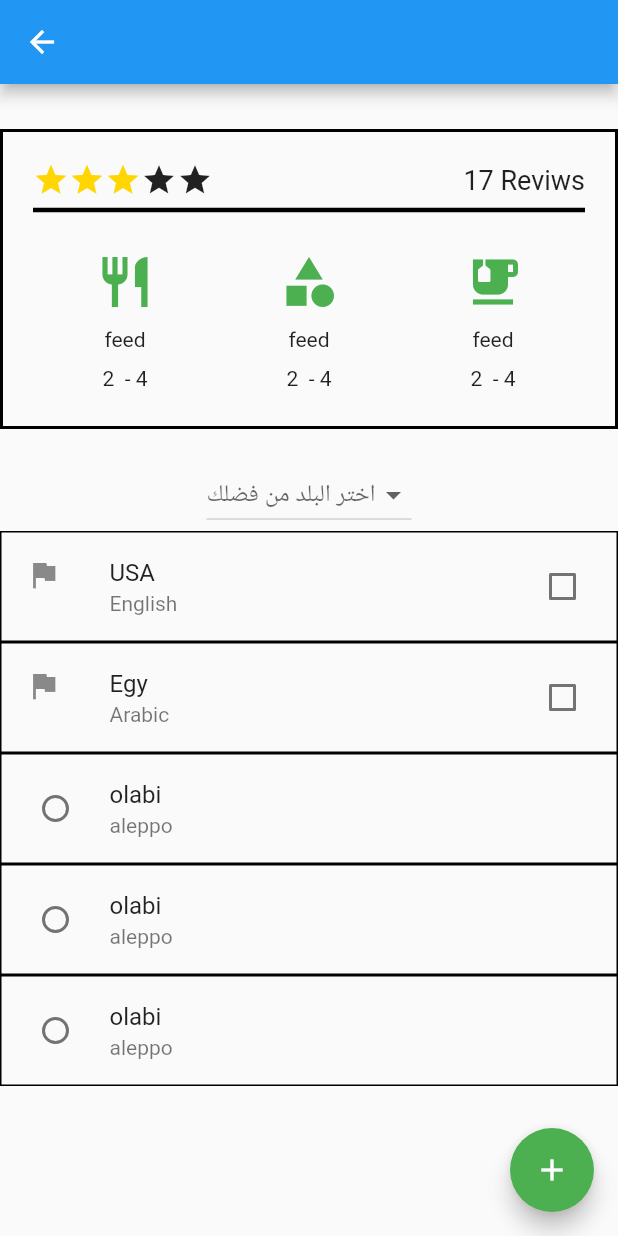
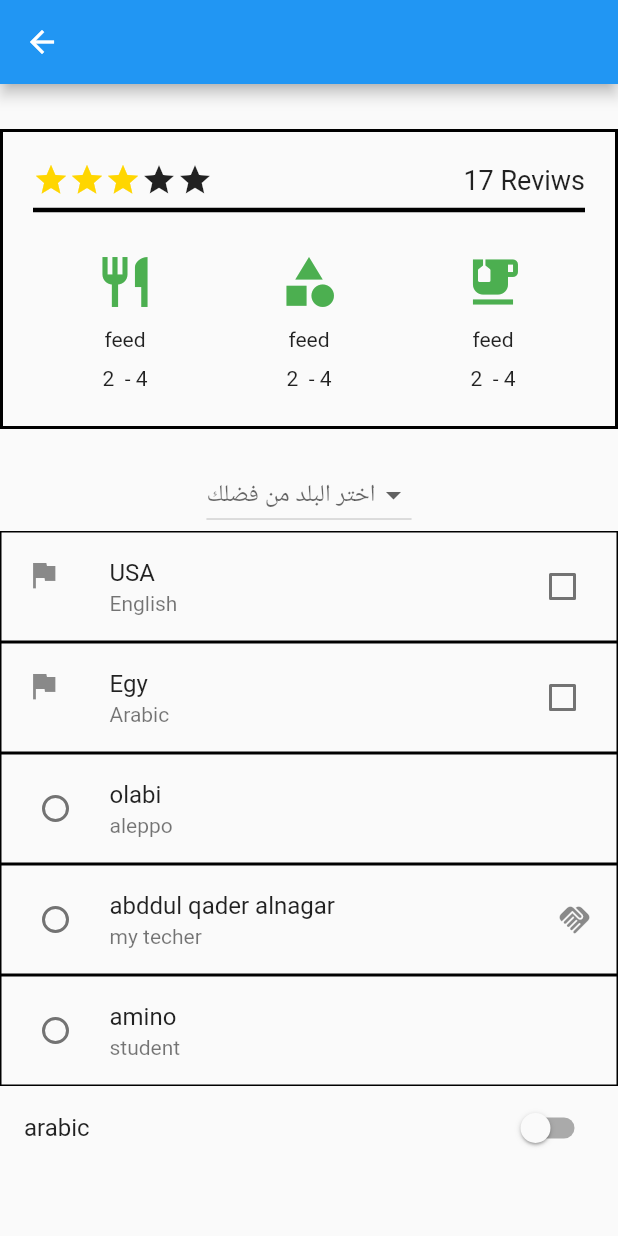
Before and after one commit to ahmadamino/test_git, a Flutter app: the Three screen opened directly, on a phone screen of 412 x 824 dp. Run offline on Flutter 3.47's test engine with Material 2 defaults, Android fonts, the phone set to English and light mode, and no system bars.

Commit message:
switch list tile

```diff
--- a/lib/column.dart
+++ b/lib/column.dart
@@ -13,19 +13,20 @@ class _ThreeState extends State<Three> {
   bool egy = false;
   var country;
   bool syr=false;
+  bool tal=false;
 
   @override
   Widget build(BuildContext context) {
     return Scaffold(
       appBar: AppBar(),
-      floatingActionButton: FloatingActionButton(
-        onPressed: () {},
-        child: Icon(
-          Icons.add,
-          color: Colors.white,
-        ),
-        backgroundColor: Colors.green,
-      ),
+      // floatingActionButton: FloatingActionButton(
+      //   onPressed: () {},
+      //   child: Icon(
+      //     Icons.add,
+      //     color: Colors.white,
+      //   ),
+      //   backgroundColor: Colors.green,
+      // ),
       body: SingleChildScrollView(
         child: Column(
           children: [
@@ -187,8 +188,9 @@ class _ThreeState extends State<Three> {
               setState(() {
                 country=cal;
               });
-            },title: Text('olabi'),
-              subtitle: Text('aleppo'),
+            },title: Text('abddul qader alnagar'),
+              subtitle: Text('my techer'),
+              secondary: Icon(Icons.handshake),
               activeColor: Colors.green,
               shape: Border.all(color: Colors.black),
             ),
@@ -196,10 +198,16 @@ class _ThreeState extends State<Three> {
               setState(() {
                 country=cal;
               });
-            },title: Text('olabi'),
-              subtitle: Text('aleppo'),
+            },title: Text('amino'),
+              subtitle: Text('student'),
               activeColor: Colors.green,
               shape: Border.all(color: Colors.black),
+            ),
+            SwitchListTile(value: tal, onChanged:(lap){
+              setState(() {
+                tal=lap;
+              });
+            },title: Text('arabic'),
             ),
 
           ],
```
